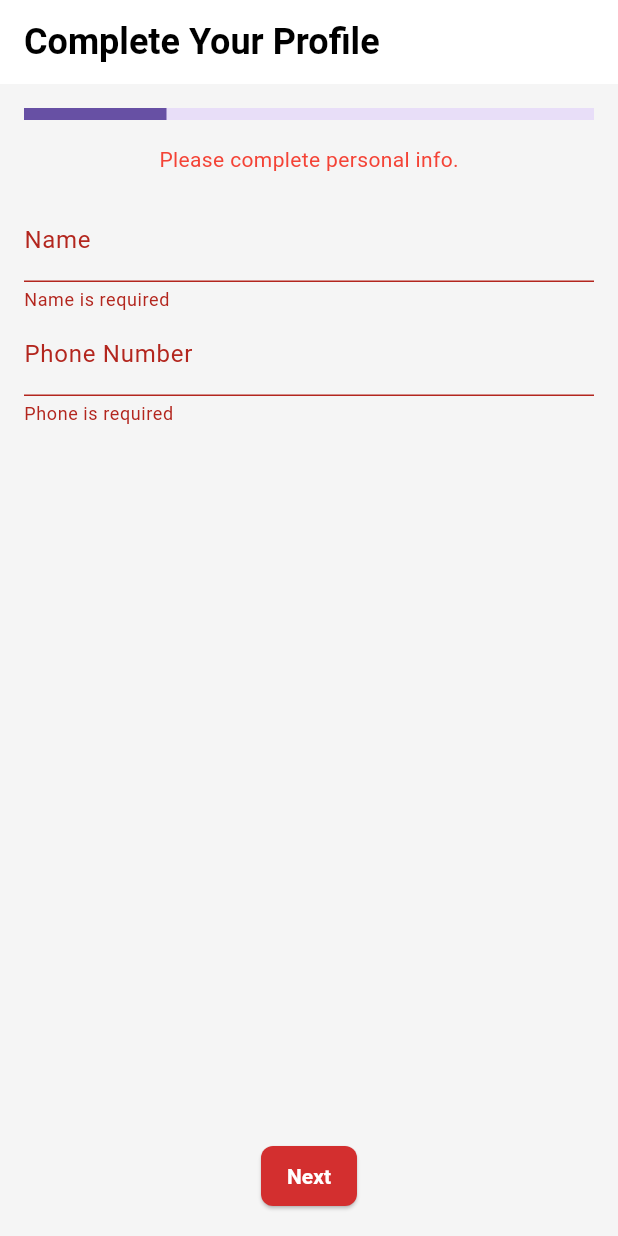
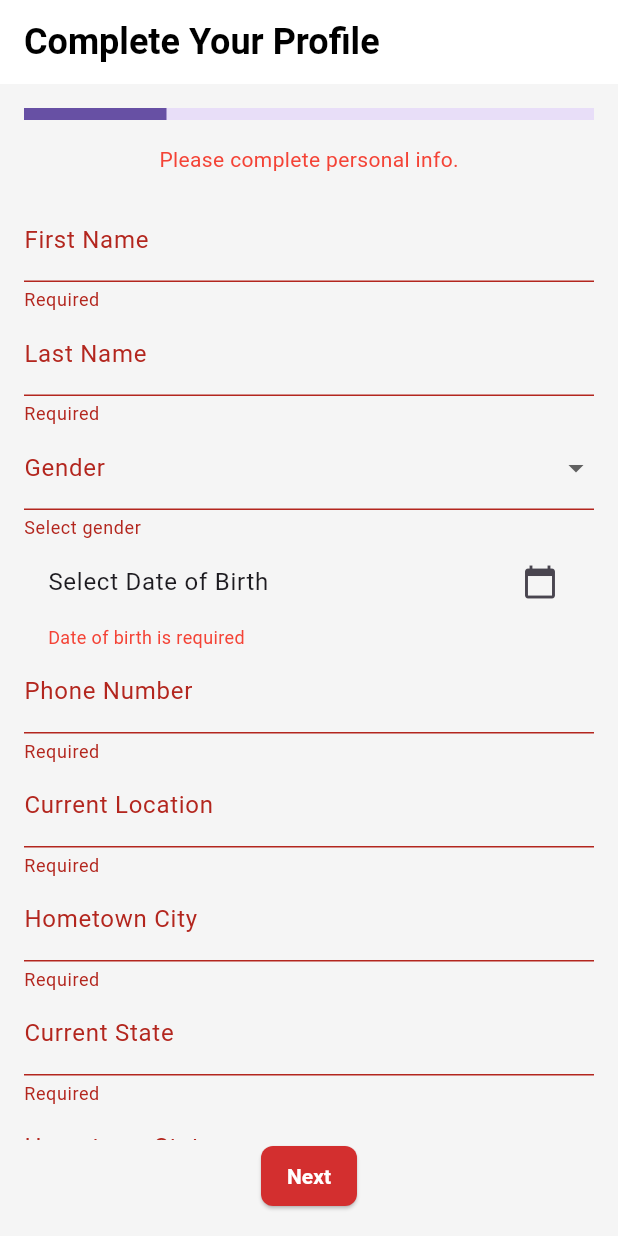
Before and after one commit to coderrDikshant/VibrantMinds, a Flutter app: the CompleteProfileScreen screen opened directly with empty values, after a tap on "Next", on a phone screen of 412 x 824 dp. Run offline on Flutter 3.47's test engine with Material 3 defaults, Android fonts, the phone set to English and light mode, and no system bars; our stand-ins replace cloud_firestore, firebase_core, get, google_generative_ai, lottie; missing offline and left inert: amplify_auth_cognito, amplify_authenticator, amplify_flutter; accounts and stored records are empty; Roboto replaces fonts that are missing (Poppins).

Commit message:
added some fields of the personal info section

```diff
--- a/lib/widgets/profile_cards/personal_info_section.dart
+++ b/lib/widgets/profile_cards/personal_info_section.dart
@@ -17,16 +17,46 @@ class PersonalInfoSection extends StatefulWidget {
 class PersonalInfoSectionState extends State<PersonalInfoSection> {
   final _localFormKey = GlobalKey<FormState>();
 
-  String? _name;
+  String? _firstName;
+  String? _lastName;
+  String? _gender;
+  DateTime? _dob;
   String? _phone;
+  String? _currentLocation;
+  String? _hometownCity;
+  String? _currentState;
+  String? _hometownState;
+
+  final List<String> _genders = ['Male', 'Female', 'Other'];
+
+  void _selectDate(BuildContext context) async {
+    final DateTime? picked = await showDatePicker(
+      context: context,
+      initialDate: DateTime(2000),
+      firstDate: DateTime(1900),
+      lastDate: DateTime.now(),
+    );
+    if (picked != null && picked != _dob) {
+      setState(() {
+        _dob = picked;
+      });
+    }
+  }
 
   void save() {
     if (_localFormKey.currentState?.validate() ?? false) {
       _localFormKey.currentState?.save();
       widget.onSaved({
-        'name': _name,
+        'firstName': _firstName,
+        'lastName': _lastName,
+        'gender': _gender,
+        'dob': _dob?.toIso8601String(),
         'phone': _phone,
         'email': widget.email,
+        'currentLocation': _currentLocation,
+        'hometownCity': _hometownCity,
+        'currentState': _currentState,
+        'hometownState': _hometownState,
       });
     }
   }
@@ -38,17 +68,69 @@ class PersonalInfoSectionState extends State<PersonalInfoSection> {
       child: ListView(
         children: [
           TextFormField(
-            decoration: const InputDecoration(labelText: 'Name'),
-            validator: (val) =>
-                val == null || val.isEmpty ? 'Name is required' : null,
-            onSaved: (val) => _name = val,
+            decoration: const InputDecoration(labelText: 'First Name'),
+            validator: (val) => val == null || val.isEmpty ? 'Required' : null,
+            onSaved: (val) => _firstName = val,
           ),
+          TextFormField(
+            decoration: const InputDecoration(labelText: 'Last Name'),
+            validator: (val) => val == null || val.isEmpty ? 'Required' : null,
+            onSaved: (val) => _lastName = val,
+          ),
+          DropdownButtonFormField<String>(
+            decoration: const InputDecoration(labelText: 'Gender'),
+            items: _genders
+                .map((gender) => DropdownMenuItem(
+              value: gender,
+              child: Text(gender),
+            ))
+                .toList(),
+            onChanged: (val) => setState(() => _gender = val),
+            onSaved: (val) => _gender = val,
+            validator: (val) => val == null ? 'Select gender' : null,
+          ),
+          ListTile(
+            title: Text(
+              _dob == null
+                  ? 'Select Date of Birth'
+                  : 'DOB: ${_dob!.toLocal().toString().split(' ')[0]}',
+            ),
+            trailing: const Icon(Icons.calendar_today),
+            onTap: () => _selectDate(context),
+          ),
+          if (_dob == null)
+            const Padding(
+              padding: EdgeInsets.only(left: 16.0),
+              child: Text(
+                'Date of birth is required',
+                style: TextStyle(color: Colors.red, fontSize: 12),
+              ),
+            ),
           TextFormField(
             decoration: const InputDecoration(labelText: 'Phone Number'),
             keyboardType: TextInputType.phone,
-            validator: (val) =>
-                val == null || val.isEmpty ? 'Phone is required' : null,
+            validator: (val) => val == null || val.isEmpty ? 'Required' : null,
             onSaved: (val) => _phone = val,
+          ),
+          TextFormField(
+            decoration: const InputDecoration(labelText: 'Current Location'),
+            validator: (val) => val == null || val.isEmpty ? 'Required' : null,
+            onSaved: (val) => _currentLocation = val,
+          ),
+          TextFormField(
+            decoration: const InputDecoration(labelText: 'Hometown City'),
+            validator: (val) => val == null || val.isEmpty ? 'Required' : null,
+            onSaved: (val) => _hometownCity = val,
+          ),
+          TextFormField(
+            decoration: const InputDecoration(labelText: 'Current State'),
+            validator: (val) => val == null || val.isEmpty ? 'Required' : null,
+            onSaved: (val) => _currentState = val,
+          ),
+          TextFormField(
+            decoration: const InputDecoration(labelText: 'Hometown State'),
+            validator: (val) => val == null || val.isEmpty ? 'Required' : null,
+            onSaved: (val) => _hometownState = val,
           ),
         ],
       ),
```
